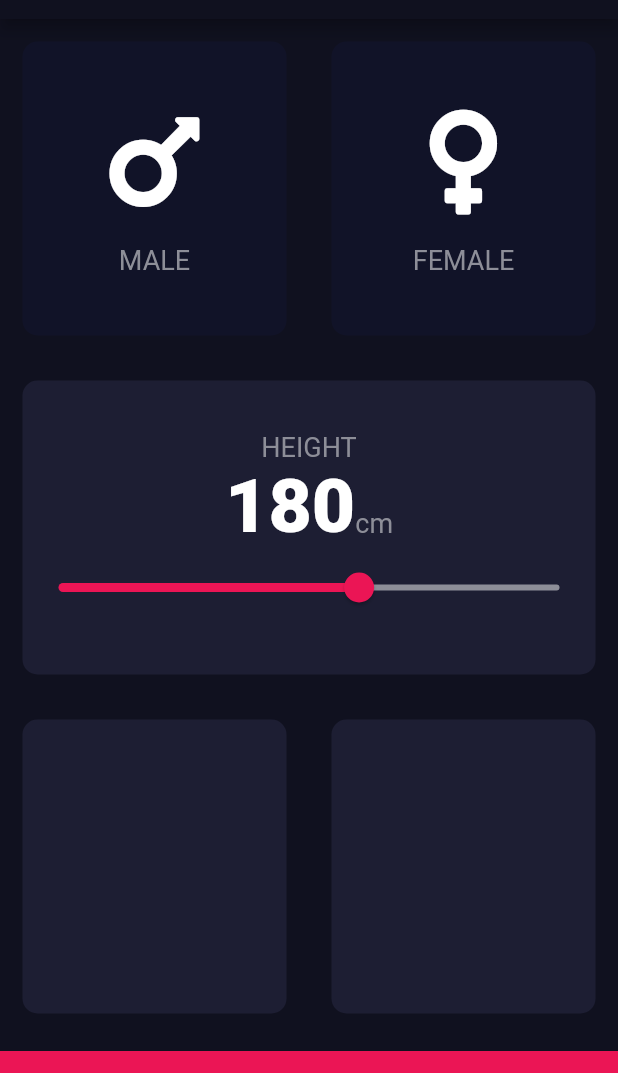
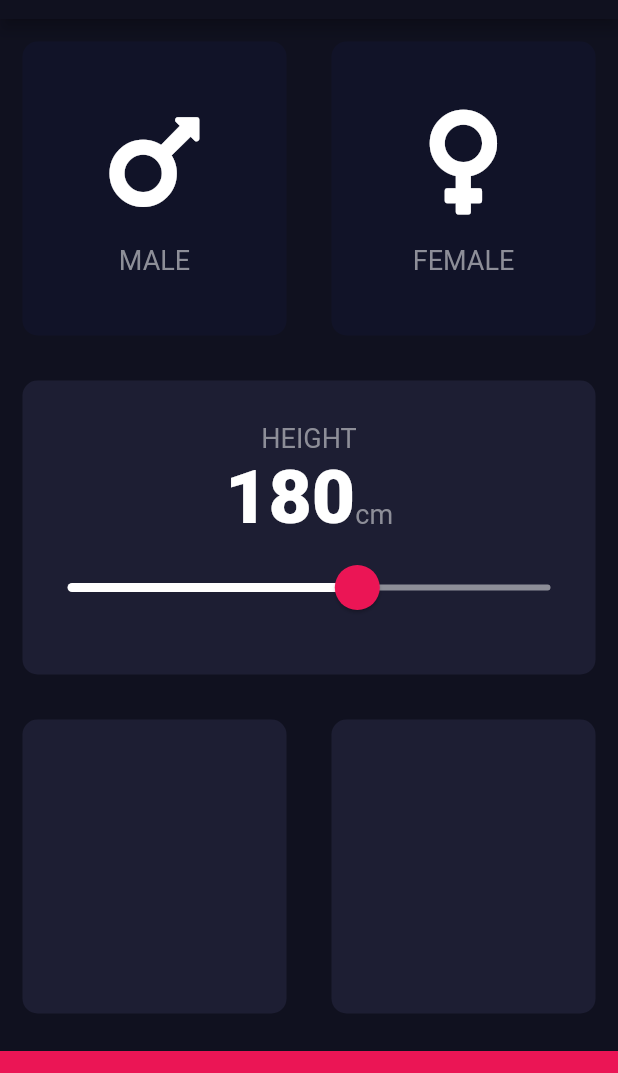
Before and after one commit to mimimimaimai55/bmi_calculator, a Flutter app: the screen it shows after launch, on a phone screen of 412 x 824 dp, the part 65-1138 px from its top. Run offline on Flutter 3.47's test engine with Material 2 defaults, Android fonts, the phone set to English and light mode, and no system bars; our stand-ins replace font_awesome_flutter.

Commit message:
セクション12-131 最後まで完了 身長のスライダー完成

```diff
--- a/lib/input_page.dart
+++ b/lib/input_page.dart
@@ -81,17 +81,25 @@ class _InputPageState extends State<InputPage> {
                         )
                       ],
                     ),
-                    Slider(
+                    SliderTheme(
+                      data: SliderTheme.of(context).copyWith(
+                        inactiveTrackColor:  Color(0xff8d8e98),
+                        activeTrackColor: Colors.white,
+                        thumbColor: Color(0xffeb1555),
+                        overlayColor: Color(0x29eb1555),
+                        thumbShape: RoundSliderThumbShape(enabledThumbRadius: 15.0),
+                        overlayShape: RoundSliderOverlayShape(overlayRadius: 30.0),
+                      ),
+                      child: Slider(
                         value: height.toDouble(),
                         min: 120.0,
                         max: 220.0,
-                      activeColor: Color(0xffeb1555),
-                      inactiveColor: Color(0xff8d8e98),
                         onChanged: (double newValue){
                           setState(() {
                             height =  newValue.round();
                           });
                         },
+                      ),
                     ),
                   ],
                 )
```
Lines whose indentation alone changed are shown as unchanged.
